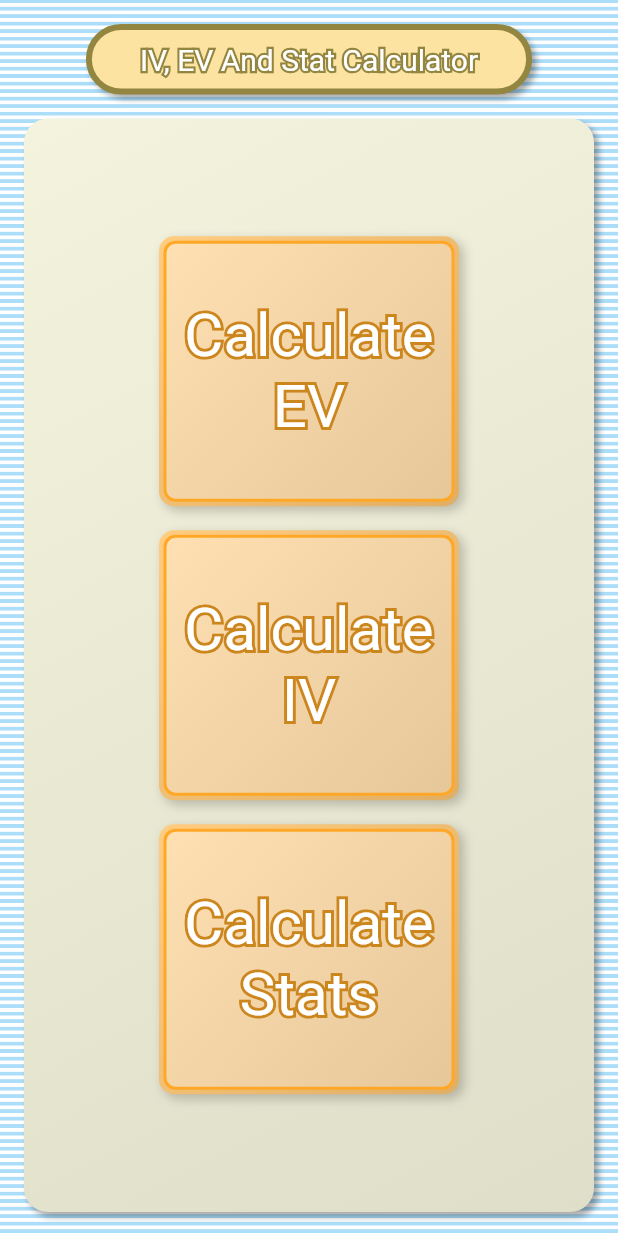
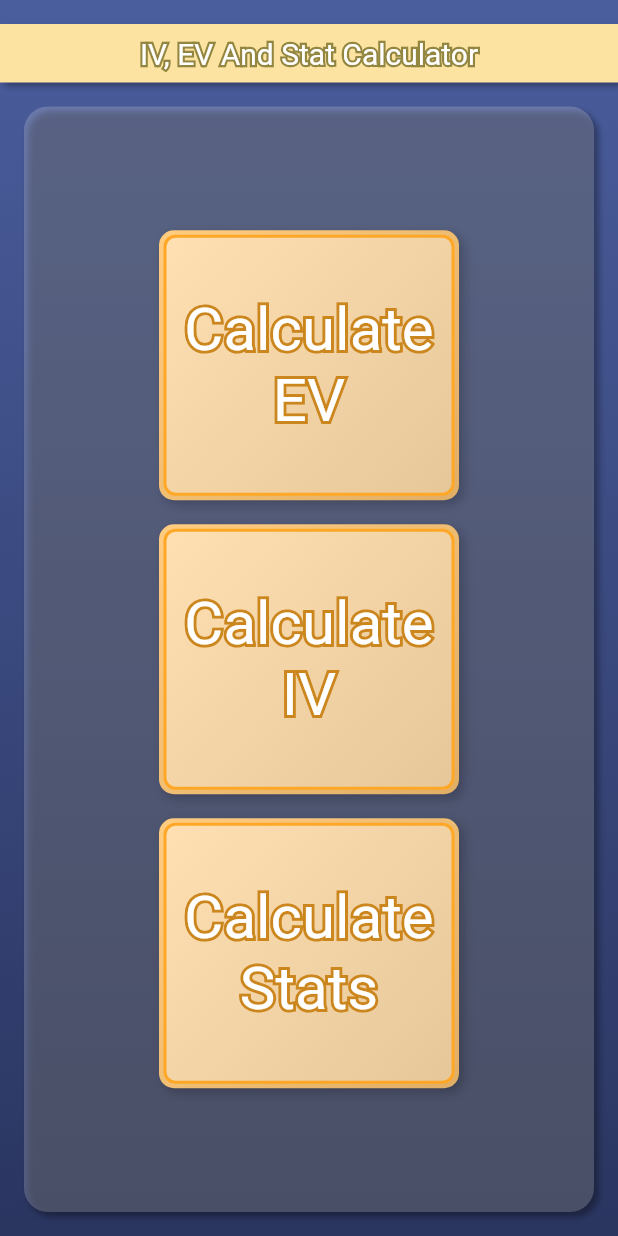
Before and after one commit to ruivop/pokemon_ev_calculator, a Flutter app: the screen it shows after launch, on a phone screen of 412 x 824 dp. Run offline on Flutter 3.47's test engine with Material 2 defaults, Android fonts, the phone set to English and light mode, and no system bars; drawn by our look-alikes of auto_size_text; our stand-ins replace numberpicker, sliver_tools, wakelock; missing offline and left inert: draggable_scrollbar.

Commit message:
some minor improvements, some bug fixes, new home page interface

```diff
--- a/lib/cards/ev_table_selector.dart
+++ b/lib/cards/ev_table_selector.dart
@@ -49,11 +49,11 @@ class _EVTableSelectorState extends State<EVTableSelector> {
     var nonNullTye = type ?? CalculationType.Stat;
     if (i != 5) {
       if (isStats) {
-        return statsFocusNodes[i];
+        return statsFocusNodes[i + 1];
       } else if (isIV) {
-        return ivFocusNodes[i];
+        return ivFocusNodes[i + 1];
       } else {
-        return evFocusNodes[i];
+        return evFocusNodes[i + 1];
       }
     } else {
       if (nonNullTye == CalculationType.Stat) {
--- a/lib/pages/home_page.dart
+++ b/lib/pages/home_page.dart
@@ -11,6 +11,8 @@ class HomePage extends StatelessWidget {
 
   @override
   Widget build(BuildContext context) {
+    var aspectRatio =
+        MediaQuery.of(context).size.width / MediaQuery.of(context).size.height;
     return AnnotatedRegion(
       value: SystemUiOverlayStyle.dark,
       child: Scaffold(
@@ -18,26 +20,34 @@ class HomePage extends StatelessWidget {
         width: double.infinity,
         //color: Color(0xffcfe893),
         decoration: const BoxDecoration(
-          image: DecorationImage(
+          gradient: LinearGradient(
+              begin: Alignment.topCenter,
+              end: Alignment.bottomCenter,
+              colors: [
+                Color(0xFF4a5d9d),
+                Color(0xFF2a3560),
+              ]),
+          /*image: DecorationImage(
               image: AssetImage('resources/main_background.png'),
               repeat: ImageRepeat.repeat,
-              scale: 4),
+              scale: 4),*/
         ),
         child: SafeArea(
           child: Column(
             children: [
               Container(
-                margin: const EdgeInsets.only(top: 16, right: 16, left: 16),
+                width: double.infinity,
+                margin: const EdgeInsets.only(top: 16),
                 padding:
                     const EdgeInsets.symmetric(horizontal: 32, vertical: 8),
-                decoration: BoxDecoration(
-                  color: const Color(0xfffde3a1),
-                  borderRadius: BorderRadius.circular(100),
-                  border: Border.all(
+                decoration: const BoxDecoration(
+                  color: Color(0xfffde3a1),
+                  //borderRadius: BorderRadius.circular(100),
+                  /*border: Border.all(
                     color: const Color(0xff928640),
                     width: 4,
-                  ),
-                  boxShadow: const [
+                  ),*/
+                  boxShadow: [
                     BoxShadow(
                       color: Color(0x55000000),
                       blurRadius: 3,
@@ -45,10 +55,12 @@ class HomePage extends StatelessWidget {
                     ),
                   ],
                 ),
-                child: const TitleStokeText(
+                child: const Center(
+                  child: TitleStokeText(
                     text: "IV, EV And Stat Calculator",
                     fontSize: 20,
                     strokeWidth: 3,
+                  ),
                 ),
               ),
               Expanded(
@@ -59,14 +71,7 @@ class HomePage extends StatelessWidget {
                     child: Container(
                       width: double.infinity,
                       decoration: BoxDecoration(
-                        gradient: const LinearGradient(
-                          begin: Alignment.topLeft,
-                          end: Alignment.bottomRight,
-                          colors: [
-                            Color(0xfff4f3de),
-                            Color(0xffdfdec9),
-                          ],
-                        ),
+                        color: Colors.white.withAlpha(50),
                         borderRadius: BorderRadius.circular(16),
                         boxShadow: const [
                           BoxShadow(
@@ -77,8 +82,10 @@ class HomePage extends StatelessWidget {
                         ],
                       ),
                       child: Center(
-                        child: Wrap(
-                          alignment: WrapAlignment.center,
+                        child: ListView(
+                          scrollDirection:
+                              aspectRatio > 1 ? Axis.horizontal : Axis.vertical,
+                          shrinkWrap: true,
                           children: [
                             HomePageButton(
                               title: "Calculate EV",
@@ -143,7 +150,8 @@ class HomePageButton extends StatelessWidget {
 
   @override
   Widget build(BuildContext context) {
-    return GestureDetector(
+    return Center(
+      child: GestureDetector(
         onTap: onPressed,
         child: Container(
           width: 200,
@@ -193,6 +201,7 @@ class HomePageButton extends StatelessWidget {
               strokeWidth: 4,
               strokeColor: Color.lerp(Colors.orange[400]!, Colors.black, 0.2)!,
             )),
+          ),
         ),
       ),
     );
```
Also changed, not shown: lib/header.dart (+7 -4 lines). Lines whose indentation alone changed are shown as unchanged.
